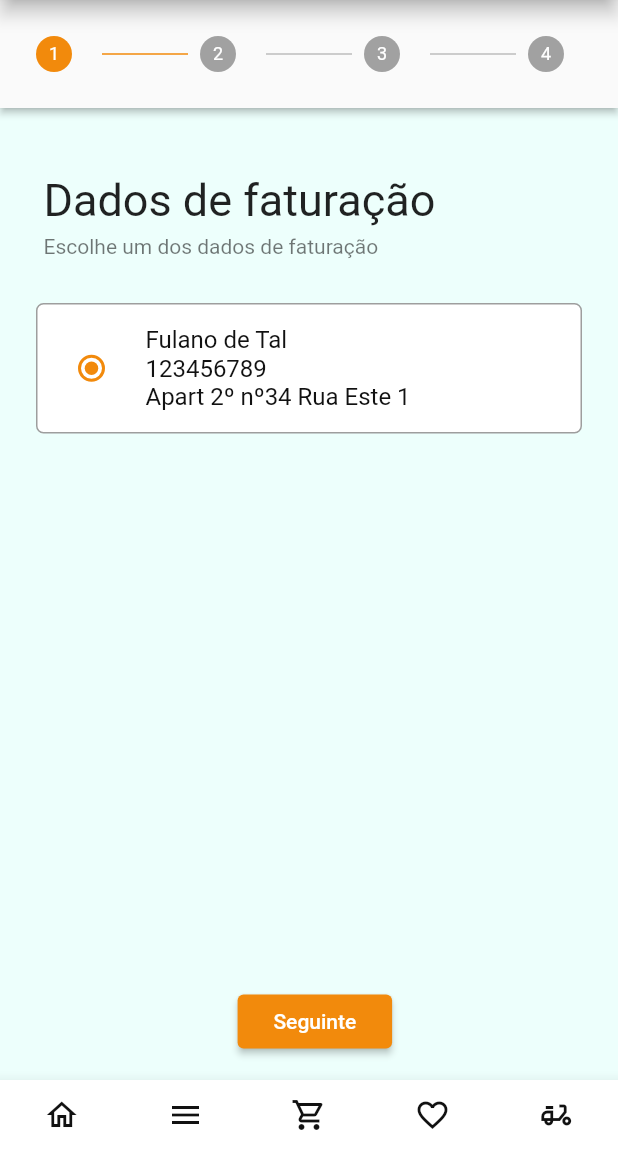
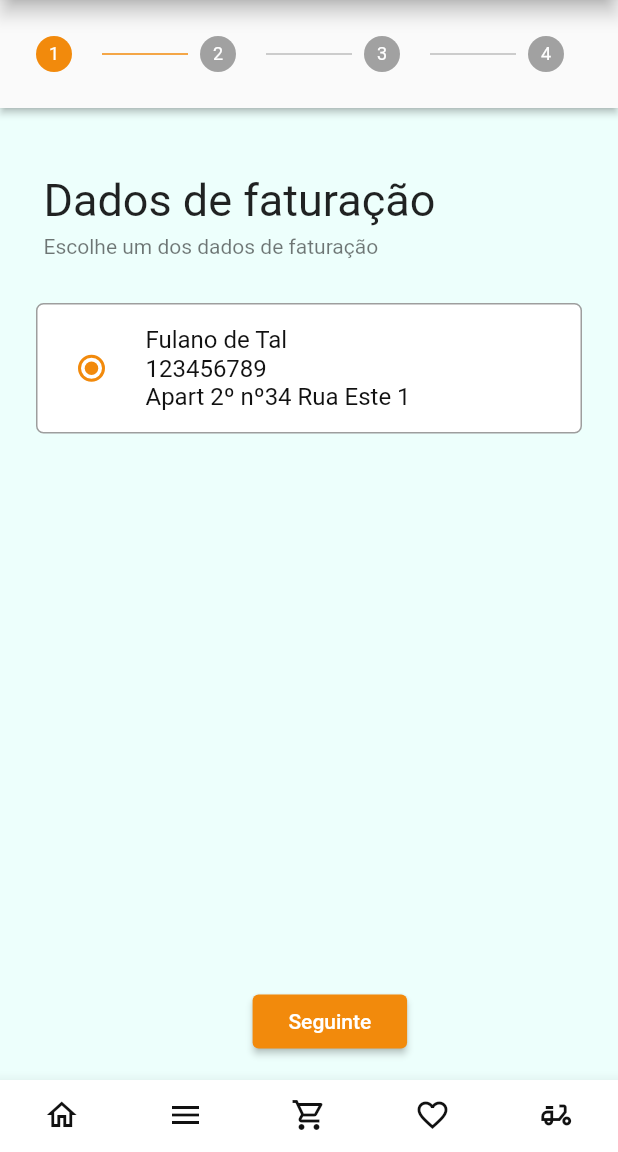
Before and after one commit to JoaoCupido/projeto_sti, a Flutter app: the PaymentScreen screen opened by its route, on a phone screen of 412 x 824 dp, the part 84-1236 px from its top. Run offline on Flutter 3.47's test engine with Material 2 defaults, Android fonts, the light colour scheme and no system bars; drawn by our look-alikes of easy_search_bar; our stand-ins replace carousel_slider, flutter_svg; statements that could not run were skipped; project files that could hold a hidden picture were left out.

Commit message:
pequenas correções

```diff
--- a/lib/payment_screen.dart
+++ b/lib/payment_screen.dart
@@ -921,7 +921,7 @@ class _PaymentScreenState extends State<PaymentScreen>
               ),
               Positioned(
                   bottom: 15,
-                  left: screenWidth / 2 - 130,
+                  left: screenWidth / 2 - 120,
                   child: Container(
                     color: Colors.transparent,
                     margin: const EdgeInsets.only(top: 50),
@@ -931,7 +931,7 @@ class _PaymentScreenState extends State<PaymentScreen>
                             visible: back,
                             child: Container(
                                 width: screenWidth * 0.25,
-                                child: ElevatedButton(
+                                child: OutlinedButton(
                                     onPressed: () {
                                       if (_currentStep != 0) {
                                         setState(() {
@@ -943,7 +943,14 @@ class _PaymentScreenState extends State<PaymentScreen>
                                         });
                                       }
                                     },
-                                    child: const Text("Atrás")))),
+                                    style: OutlinedButton.styleFrom(
+                                      side: BorderSide(
+                                        color: Theme.of(context).colorScheme.primary,
+                                      ),
+                                      backgroundColor:
+                                      Theme.of(context).colorScheme.surface,
+                                    ),
+                                    child: const Text("Voltar")))),
                         SizedBox(
                           width: screenWidth * 0.1,
                         ),
```
Also changed, not shown: lib/shopping_card.dart (+23 -17 lines).
